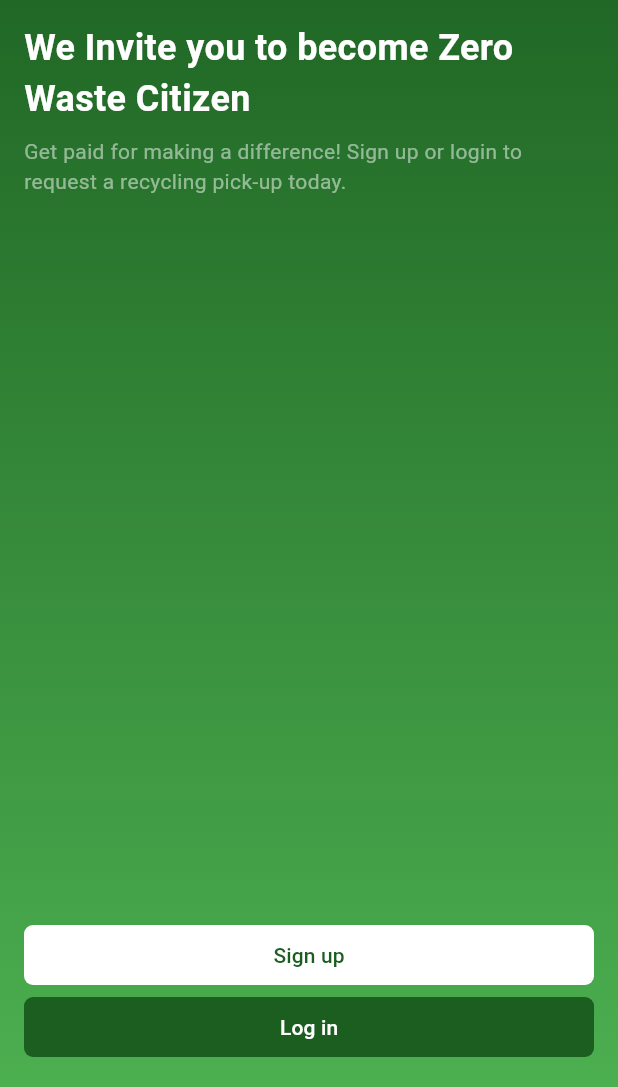
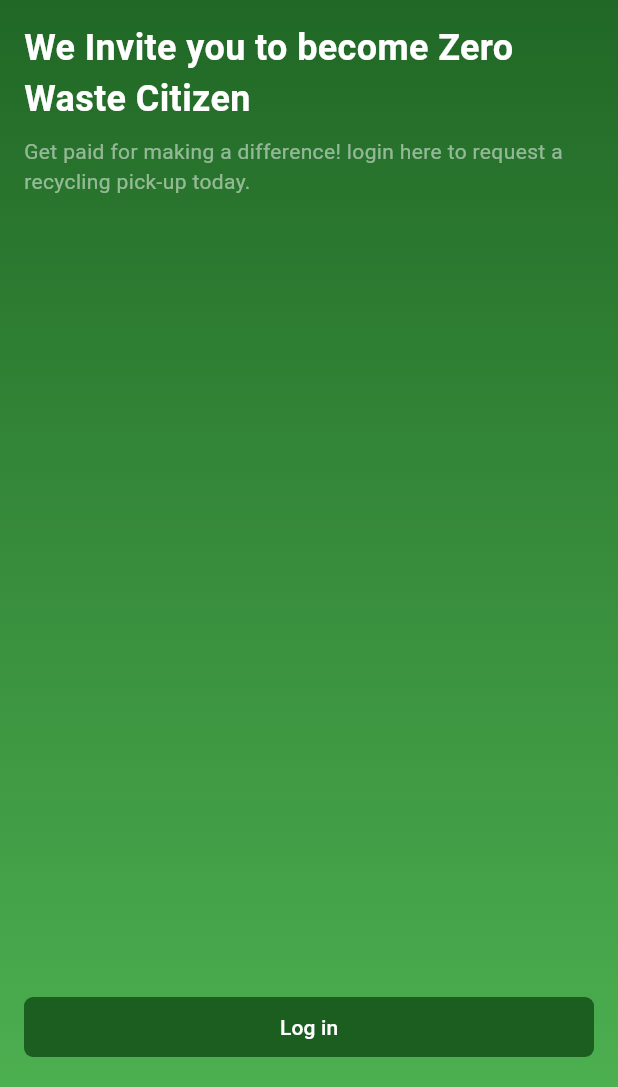
Before and after one commit to akashgoyal30days/zwc_citizen, a Flutter app: the screen it shows after launch, on a phone screen of 412 x 824 dp, the part 149-1236 px from its top. Run offline on Flutter 3.47's test engine with Material 3 defaults, Android fonts, the light colour scheme and no system bars; our stand-ins replace cached_network_image, file_picker, firebase_core, firebase_messaging, flutter_local_notifications, flutter_native_image and 11 more; missing offline and left inert: colorful_circular_progress_indicator, dropdown_plus, in_app_update; accounts and stored records are empty.

Commit message:
commit ios

```diff
--- a/lib/main.dart
+++ b/lib/main.dart
@@ -11,7 +11,6 @@ import 'package:shared_preferences/shared_preferences.dart';
 import 'package:zwc/routes.dart';
 
 Future<void> _firebaseMessagingBackgroundHandler(RemoteMessage message) async {
-  await Firebase.initializeApp();
   log('Handling a background message ${message.messageId}');
 }
 
@@ -20,7 +19,6 @@ late FlutterLocalNotificationsPlugin flutterLocalNotificationsPlugin;
 
 Future<void> main() async {
   WidgetsFlutterBinding.ensureInitialized();
-
   await Firebase.initializeApp();
   FirebaseMessaging.instance.subscribeToTopic("all");
 
--- a/lib/screens/auth/welcome_screen.dart
+++ b/lib/screens/auth/welcome_screen.dart
@@ -40,7 +40,7 @@ class WelcomeScreen extends StatelessWidget {
                     ),
                     const SizedBox(height: 8),
                     Text(
-                      "Get paid for making a difference! Sign up or login to request a recycling pick-up today.",
+                      "Get paid for making a difference! login here to request a recycling pick-up today.",
                       style: TextStyle(
                         color: Colors.white.withOpacity(0.5),
                       ),
@@ -57,23 +57,23 @@ class WelcomeScreen extends StatelessWidget {
                   mainAxisAlignment: MainAxisAlignment.end,
                   children: [
                     const SizedBox(height: 24),
-                    TextButton(
-                      style: ButtonStyle(
-                        foregroundColor:
-                            MaterialStateProperty.all(Colors.green[900]),
-                        backgroundColor:
-                            MaterialStateProperty.all(Colors.white),
-                        shape: MaterialStateProperty.all(
-                          RoundedRectangleBorder(
-                            borderRadius: BorderRadius.circular(6),
-                          ),
-                        ),
-                      ),
-                      onPressed: () {
-                        Get.toNamed(ZWCRoutes.toRegistrationScreen);
-                      },
-                      child: const Text("Sign up"),
-                    ),
+                    // TextButton(
+                    //   style: ButtonStyle(
+                    //     foregroundColor:
+                    //         MaterialStateProperty.all(Colors.green[900]),
+                    //     backgroundColor:
+                    //         MaterialStateProperty.all(Colors.white),
+                    //     shape: MaterialStateProperty.all(
+                    //       RoundedRectangleBorder(
+                    //         borderRadius: BorderRadius.circular(6),
+                    //       ),
+                    //     ),
+                    //   ),
+                    //   onPressed: () {
+                    //     Get.toNamed(ZWCRoutes.toRegistrationScreen);
+                    //   },
+                    //   child: const Text("Sign up"),
+                    // ),
                     TextButton(
                       style: ButtonStyle(
                         backgroundColor:
--- a/lib/screens/settings/settings.dart
+++ b/lib/screens/settings/settings.dart
@@ -459,7 +459,7 @@ class ConnectWithUS extends StatelessWidget {
                           backgroundColor:
                               MaterialStateProperty.all(Colors.green.shade50)),
                       label: FittedBox(child: Text("Chat with us")),
-                      icon: Icon(Icons.whatsapp),
+                      icon: Icon(Icons.wechat),
                     ),
                   ),
                 ],
--- a/pubspec.yaml
+++ b/pubspec.yaml
@@ -52,7 +52,6 @@ dependencies:
   cached_network_image: ^3.2.3
   shimmer: ^2.0.0
   font_awesome_flutter: ^10.4.0
-  sharer: ^1.0.1
   share_plus: ^6.3.1
   path_provider: ^2.0.14
   image_gallery_saver: ^1.7.1
@@ -73,6 +72,7 @@ dev_dependencies:
 flutter_icons:
   android: true
   ios: true
+  remove_alpha_ios: true
   image_path: "assets/images/logo_only.png"
 
   # The "flutter_lints" package below contains a set of recommended lints to
```
Also changed, not shown: lib/widgets/otp_login.dart (+13 -13 lines), lib/widgets/password_login.dart (+13 -13 lines), pubspec.lock, 8 other files.
